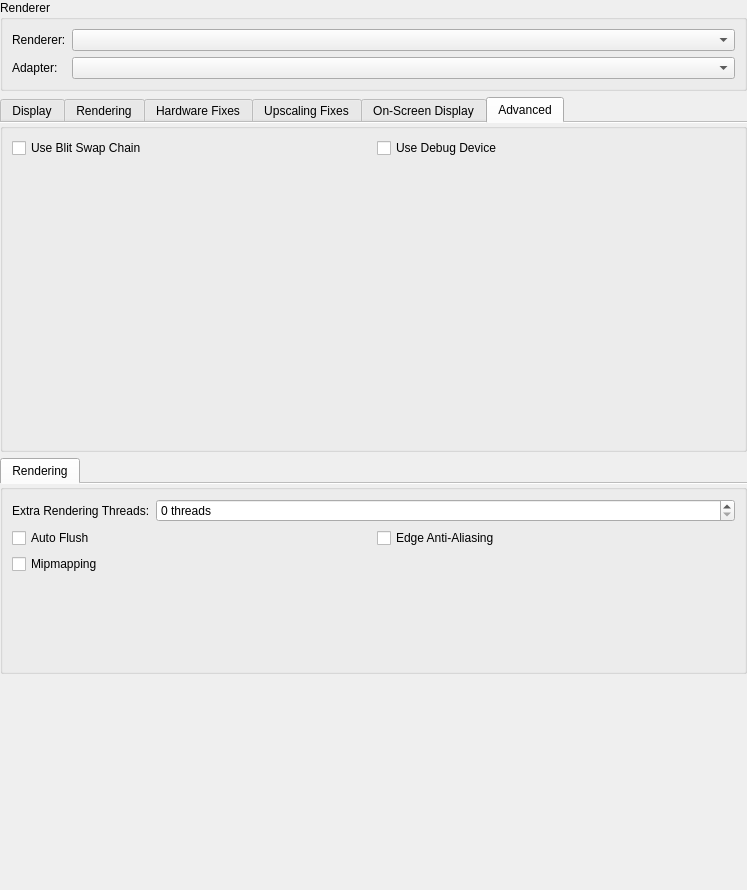
This is pcsx2-qt/Settings/GraphicsSettingsWidget.ui in PCSX2/pcsx2 as Qt 5 draws it before an edit. The edited form follows.
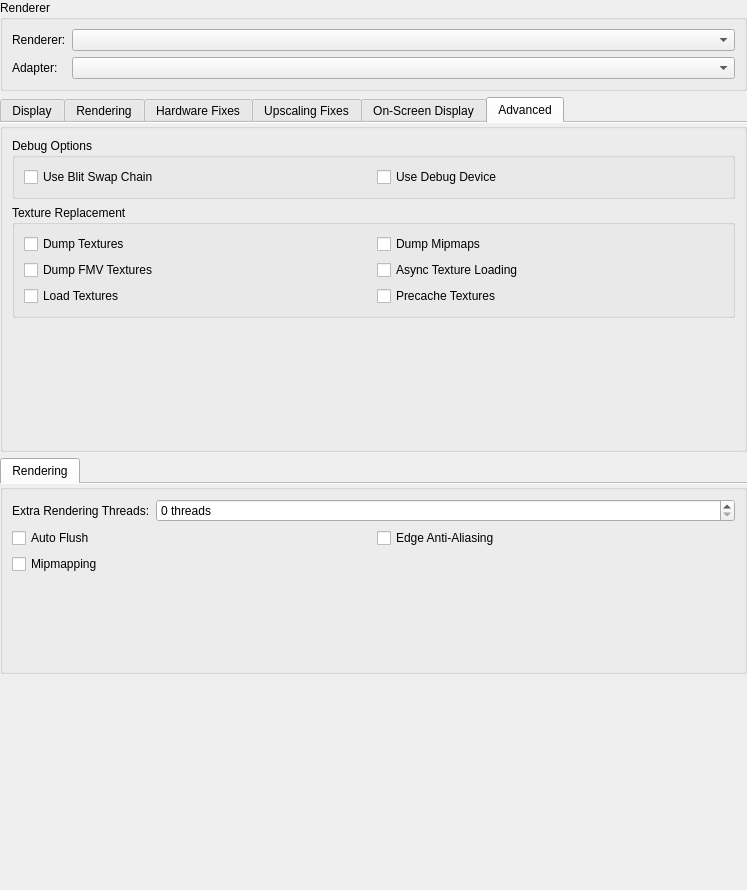
This is the edited form. The open tabs and pages were chosen to show the change.

Commit message: GS: Add texture dumping and replacement system

Diff of the .ui file:
```diff
--- a/pcsx2-qt/Settings/GraphicsSettingsWidget.ui
+++ b/pcsx2-qt/Settings/GraphicsSettingsWidget.ui
@@ -927,9 +927,13 @@
       <attribute name="title">
        <string>Advanced</string>
       </attribute>
-      <layout class="QFormLayout" name="formLayout_6">
-       <item row="0" column="0" colspan="2">
-        <layout class="QGridLayout" name="gridLayout_4">
+      <layout class="QVBoxLayout" name="verticalLayout_2">
+       <item>
+        <widget class="QGroupBox" name="groupBox_2">
+         <property name="title">
+          <string>Debug Options</string>
+         </property>
+         <layout class="QGridLayout" name="gridLayout_7">
          <item row="0" column="0">
           <widget class="QCheckBox" name="useBlitSwapChain">
            <property name="text">
@@ -945,6 +949,71 @@
           </widget>
          </item>
         </layout>
+        </widget>
+       </item>
+       <item>
+        <widget class="QGroupBox" name="groupBox">
+         <property name="title">
+          <string>Texture Replacement</string>
+         </property>
+         <layout class="QGridLayout" name="gridLayout_8">
+          <item row="0" column="0">
+           <widget class="QCheckBox" name="dumpReplaceableTextures">
+            <property name="text">
+             <string>Dump Textures</string>
+            </property>
+           </widget>
+          </item>
+          <item row="0" column="1">
+           <widget class="QCheckBox" name="dumpReplaceableMipmaps">
+            <property name="text">
+             <string>Dump Mipmaps</string>
+            </property>
+           </widget>
+          </item>
+          <item row="1" column="1">
+           <widget class="QCheckBox" name="loadTextureReplacementsAsync">
+            <property name="text">
+             <string>Async Texture Loading</string>
+            </property>
+           </widget>
+          </item>
+          <item row="2" column="1">
+           <widget class="QCheckBox" name="precacheTextureReplacements">
+            <property name="text">
+             <string>Precache Textures</string>
+            </property>
+           </widget>
+          </item>
+          <item row="2" column="0">
+           <widget class="QCheckBox" name="loadTextureReplacements">
+            <property name="text">
+             <string>Load Textures</string>
+            </property>
+           </widget>
+          </item>
+          <item row="1" column="0">
+           <widget class="QCheckBox" name="dumpTexturesWithFMVActive">
+            <property name="text">
+             <string>Dump FMV Textures</string>
+            </property>
+           </widget>
+          </item>
+         </layout>
+        </widget>
+       </item>
+       <item>
+        <spacer name="verticalSpacer_2">
+         <property name="orientation">
+          <enum>Qt::Vertical</enum>
+         </property>
+         <property name="sizeHint" stdset="0">
+          <size>
+           <width>20</width>
+           <height>40</height>
+          </size>
+         </property>
+        </spacer>
        </item>
       </layout>
      </widget>
```
Lines whose indentation alone changed are shown as unchanged. The commit also changes 21 other files.
